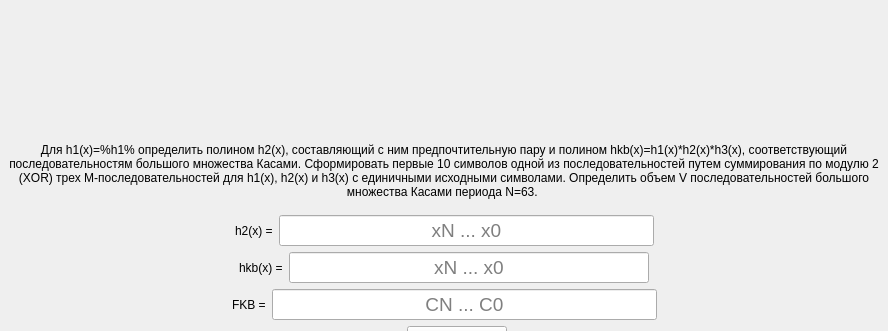
Qt form task/screentask8.ui (bukhmastov/fpsp) before a commit; both pictures show x 0 to 888 and y 0 to 331 of the 888 by 495 pixel window.
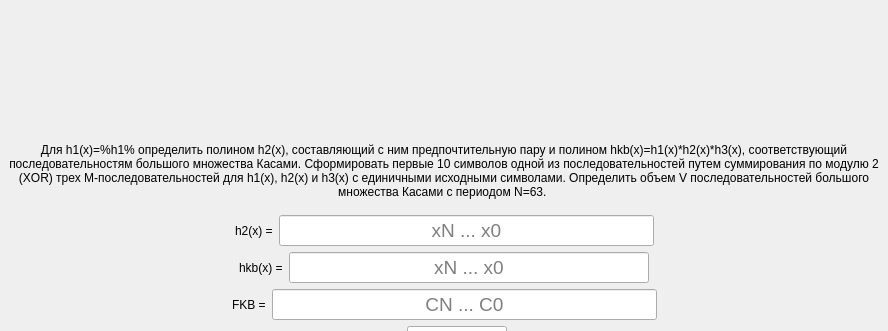
The same form after that commit.

```diff
--- a/task/screentask8.ui
+++ b/task/screentask8.ui
@@ -47,7 +47,7 @@
         <string notr="true">font: 75 16pt &quot;MS Shell Dlg 2&quot;;</string>
        </property>
        <property name="text">
-        <string>Для h1(x)=%h1% определить полином h2(x), составляющий с ним предпочтительную пару и полином hkb(x)=h1(x)*h2(x)*h3(x), соответствующий последовательностям большого множества Касами. Сформировать первые 10 символов одной из последовательностей путем суммирования по модулю 2 (XOR) трех М-последовательностей для h1(x), h2(x) и h3(x) с единичными исходными символами. Определить объем V последовательностей большого множества Касами периода N=63. </string>
+        <string>Для h1(x)=%h1% определить полином h2(x), составляющий с ним предпочтительную пару и полином hkb(x)=h1(x)*h2(x)*h3(x), соответствующий последовательностям большого множества Касами. Сформировать первые 10 символов одной из последовательностей путем суммирования по модулю 2 (XOR) трех М-последовательностей для h1(x), h2(x) и h3(x) с единичными исходными символами. Определить объем V последовательностей большого множества Касами с периодом N=63. </string>
        </property>
        <property name="alignment">
         <set>Qt::AlignCenter</set>
```
